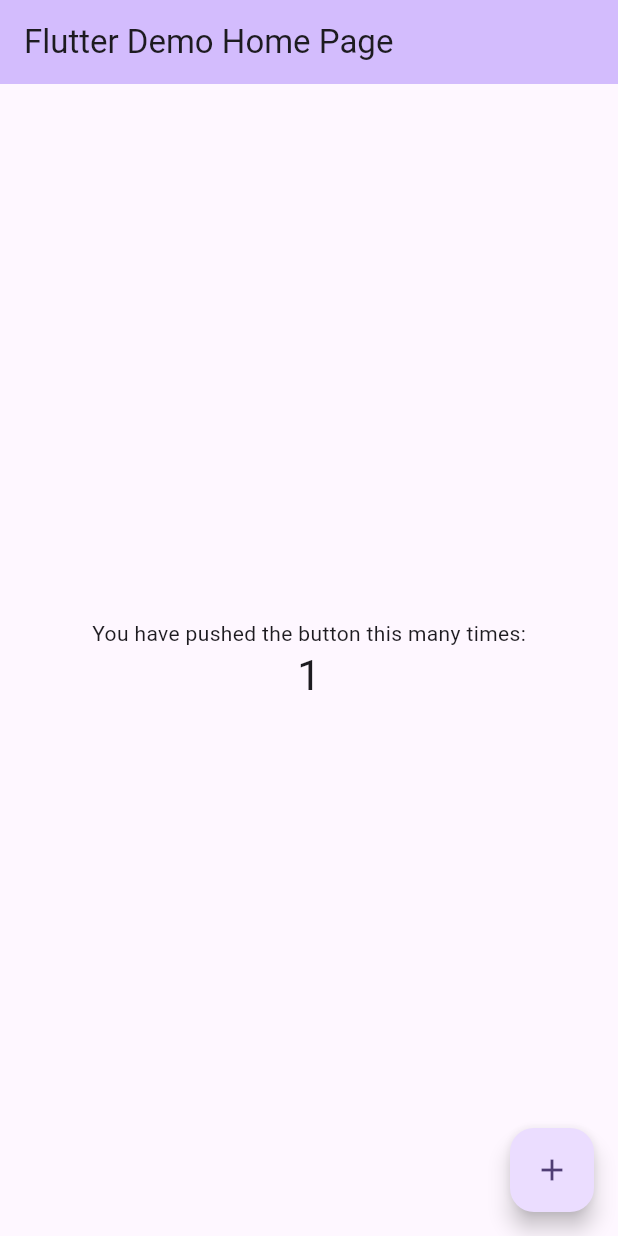
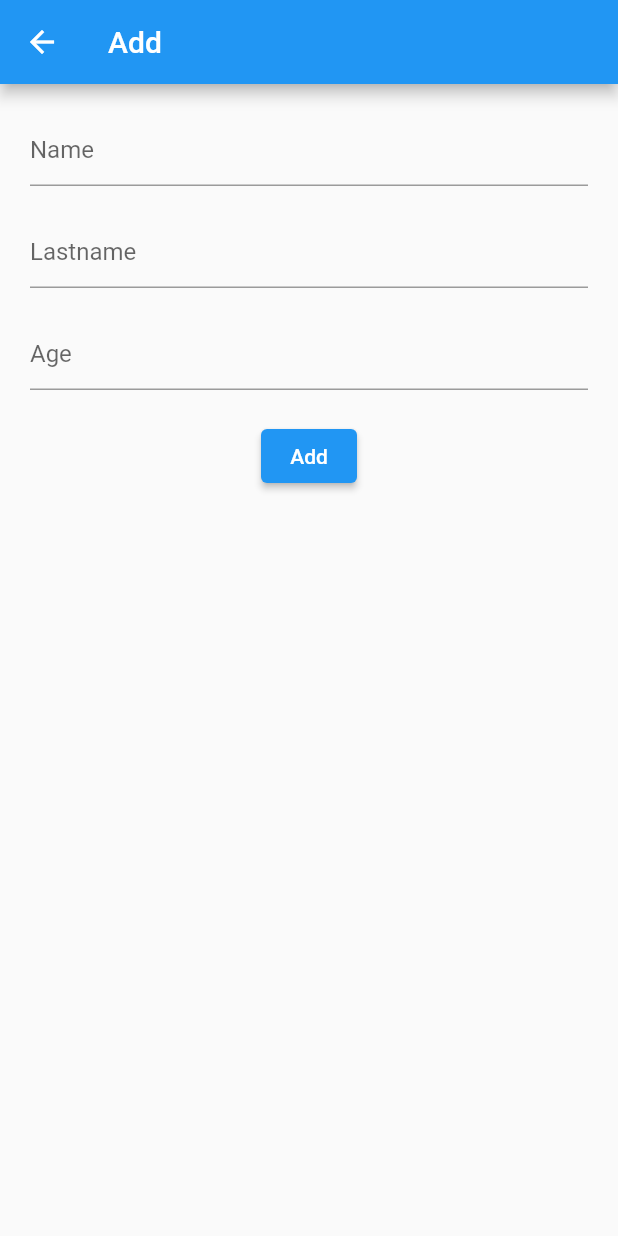
Before and after one commit to SayfiddinovJ/homeworks, a Flutter app: the screen it shows after launch, after a tap on the "add" icon, on a phone screen of 412 x 824 dp. Run offline on Flutter 3.47's test engine with Material 2 defaults, Android fonts, the phone set to English and light mode, and no system bars; our stand-ins replace flutter_bloc, sqflite; accounts and stored records are empty.

Commit message:
some changes

```diff
--- /dev/null
+++ b/lib/cubit/student_cubit.dart
@@ -0,0 +1,38 @@
+import 'package:flutter_bloc/flutter_bloc.dart';
+import 'package:homeworks/cubit/student_state.dart';
+import 'package:sqlflite_package/model.dart';
+import 'package:sqlflite_package/sqflite.dart';
+
+class StudentCubit extends Cubit<StudentState> {
+  StudentCubit() : super(InitialState()) {
+    get();
+  }
+
+  Future<void> add(String name, String lastname, String age) async {
+    emit(LoadingState());
+    StudentModel studentModel = await LocalDatabase.insertStudent(
+        StudentModel(name: name, lastname: lastname, age: age));
+    emit(AddSuccessState(studentModel: studentModel));
+  }
+
+  Future<void> update(int id, String name, String lastname, String age) async {
+    emit(LoadingState());
+    await LocalDatabase.updateStudent(
+        id: id,
+        studentModel: StudentModel(name: name, lastname: lastname, age: age));
+    emit(UpdateSuccessState());
+  }
+
+  Future<void> get() async {
+    emit(LoadingState());
+    List<StudentModel> studentModel = await LocalDatabase.getAllStudents();
+    emit(GetState(studentModel: studentModel));
+  }
+
+  Future<void> delete(int id) async {
+    emit(LoadingState());
+    await LocalDatabase.deleteStudent(id);
+    get();
+    emit(DeleteState());
+  }
+}
--- /dev/null
+++ b/lib/cubit/student_state.dart
@@ -0,0 +1,25 @@
+import 'package:sqlflite_package/model.dart';
+
+class StudentState {}
+
+class InitialState extends StudentState {}
+
+class LoadingState extends StudentState {}
+
+class GetState extends StudentState {
+  List<StudentModel> studentModel = [];
+
+  GetState({required this.studentModel});
+}
+
+class DeleteState extends StudentState {}
+
+class UpdateSuccessState extends StudentState {}
+
+class AddSuccessState extends StudentState {
+  StudentModel studentModel;
+
+  AddSuccessState({required this.studentModel});
+}
+
+class ErrorState extends StudentState {}
--- a/lib/main.dart
+++ b/lib/main.dart
@@ -1,125 +1,35 @@
 import 'package:flutter/material.dart';
+import 'package:flutter_bloc/flutter_bloc.dart';
+import 'package:homeworks/cubit/student_cubit.dart';
+import 'package:homeworks/ui/home_screen.dart';
 
 void main() {
-  runApp(const MyApp());
+  WidgetsFlutterBinding.ensureInitialized();
+  runApp(const App());
+}
+
+class App extends StatelessWidget {
+  const App({super.key});
+
+  @override
+  Widget build(BuildContext context) {
+    return MultiBlocProvider(
+      providers: [
+        BlocProvider(create: (context) => StudentCubit()),
+      ],
+      child: const MyApp(),
+    );
+  }
 }
 
 class MyApp extends StatelessWidget {
   const MyApp({super.key});
 
-  // This widget is the root of your application.
   @override
   Widget build(BuildContext context) {
-    return MaterialApp(
-      title: 'Flutter Demo',
-      theme: ThemeData(
-        // This is the theme of your application.
-        //
-        // TRY THIS: Try running your application with "flutter run". You'll see
-        // the application has a blue toolbar. Then, without quitting the app,
-        // try changing the seedColor in the colorScheme below to Colors.green
-        // and then invoke "hot reload" (save your changes or press the "hot
-        // reload" button in a Flutter-supported IDE, or press "r" if you used
-        // the command line to start the app).
-        //
-        // Notice that the counter didn't reset back to zero; the application
-        // state is not lost during the reload. To reset the state, use hot
-        // restart instead.
-        //
-        // This works for code too, not just values: Most code changes can be
-        // tested with just a hot reload.
-        colorScheme: ColorScheme.fromSeed(seedColor: Colors.deepPurple),
-        useMaterial3: true,
-      ),
-      home: const MyHomePage(title: 'Flutter Demo Home Page'),
+    return const MaterialApp(
+      debugShowCheckedModeBanner: false,
+      home: HomeScreen(),
     );
   }
 }
-
-class MyHomePage extends StatefulWidget {
-  const MyHomePage({super.key, required this.title});
-
-  // This widget is the home page of your application. It is stateful, meaning
-  // that it has a State object (defined below) that contains fields that affect
-  // how it looks.
-
-  // This class is the configuration for the state. It holds the values (in this
-  // case the title) provided by the parent (in this case the App widget) and
-  // used by the build method of the State. Fields in a Widget subclass are
-  // always marked "final".
-
-  final String title;
-
-  @override
-  State<MyHomePage> createState() => _MyHomePageState();
-}
-
-class _MyHomePageState extends State<MyHomePage> {
-  int _counter = 0;
-
-  void _incrementCounter() {
-    setState(() {
-      // This call to setState tells the Flutter framework that something has
-      // changed in this State, which causes it to rerun the build method below
-      // so that the display can reflect the updated values. If we changed
-      // _counter without calling setState(), then the build method would not be
-      // called again, and so nothing would appear to happen.
-      _counter++;
-    });
-  }
-
-  @override
-  Widget build(BuildContext context) {
-    // This method is rerun every time setState is called, for instance as done
-    // by the _incrementCounter method above.
-    //
-    // The Flutter framework has been optimized to make rerunning build methods
-    // fast, so that you can just rebuild anything that needs updating rather
-    // than having to individually change instances of widgets.
-    return Scaffold(
-      appBar: AppBar(
-        // TRY THIS: Try changing the color here to a specific color (to
-        // Colors.amber, perhaps?) and trigger a hot reload to see the AppBar
-        // change color while the other colors stay the same.
-        backgroundColor: Theme.of(context).colorScheme.inversePrimary,
-        // Here we take the value from the MyHomePage object that was created by
-        // the App.build method, and use it to set our appbar title.
-        title: Text(widget.title),
-      ),
-      body: Center(
-        // Center is a layout widget. It takes a single child and positions it
-        // in the middle of the parent.
-        child: Column(
-          // Column is also a layout widget. It takes a list of children and
-          // arranges them vertically. By default, it sizes itself to fit its
-          // children horizontally, and tries to be as tall as its parent.
-          //
-          // Column has various properties to control how it sizes itself and
-          // how it positions its children. Here we use mainAxisAlignment to
-          // center the children vertically; the main axis here is the vertical
-          // axis because Columns are vertical (the cross axis would be
-          // horizontal).
-          //
-          // TRY THIS: Invoke "debug painting" (choose the "Toggle Debug Paint"
-          // action in the IDE, or press "p" in the console), to see the
-          // wireframe for each widget.
-          mainAxisAlignment: MainAxisAlignment.center,
-          children: <Widget>[
-            const Text(
-              'You have pushed the button this many times:',
-            ),
-            Text(
-              '$_counter',
-              style: Theme.of(context).textTheme.headlineMedium,
-            ),
-          ],
-        ),
-      ),
-      floatingActionButton: FloatingActionButton(
-        onPressed: _incrementCounter,
-        tooltip: 'Increment',
-        child: const Icon(Icons.add),
-      ), // This trailing comma makes auto-formatting nicer for build methods.
-    );
-  }
-}
--- /dev/null
+++ b/lib/ui/add_screen.dart
@@ -0,0 +1,72 @@
+import 'package:flutter/material.dart';
+import 'package:flutter_bloc/flutter_bloc.dart';
+import 'package:homeworks/cubit/student_cubit.dart';
+import 'package:homeworks/cubit/student_state.dart';
+
+class AddScreen extends StatelessWidget {
+  const AddScreen({super.key});
+
+  @override
+  Widget build(BuildContext context) {
+    TextEditingController nameController = TextEditingController();
+    TextEditingController lastnameController = TextEditingController();
+    TextEditingController ageController = TextEditingController();
+    return Scaffold(
+      appBar: AppBar(title: const Text('Add')),
+      body: BlocConsumer<StudentCubit, StudentState>(
+        builder: (context, state) {
+          return SingleChildScrollView(
+            padding: const EdgeInsets.all(20),
+            child: Column(
+              children: [
+                TextField(
+                  controller: nameController,
+                  decoration: const InputDecoration(hintText: 'Name'),
+                ),
+                const SizedBox(height: 20),
+                TextField(
+                  controller: lastnameController,
+                  decoration: const InputDecoration(hintText: 'Lastname'),
+                ),
+                const SizedBox(height: 20),
+                TextField(
+                  controller: ageController,
+                  keyboardType: TextInputType.number,
+                  decoration: const InputDecoration(hintText: 'Age'),
+                ),
+                const SizedBox(height: 20),
+                ElevatedButton(
+                  onPressed: () {
+                    if (nameController.text.isNotEmpty &&
+                        lastnameController.text.isNotEmpty &&
+                        ageController.text.isNotEmpty) {
+                      context.read<StudentCubit>().add(nameController.text,
+                          lastnameController.text, ageController.text);
+                    } else {
+                      ScaffoldMessenger.of(context).showSnackBar(
+                        const SnackBar(
+                          content: Text('Fields are not filled'),
+                        ),
+                      );
+                    }
+                  },
+                  child: const Text('Add'),
+                ),
+              ],
+            ),
+          );
+        },
+        listener: (context, state) {
+          if (state is AddSuccessState) {
+            debugPrint('listener pop');
+            context.read<StudentCubit>().get();
+            Navigator.pop(context);
+          }
+          if (state is LoadingState) {
+            const Center(child: CircularProgressIndicator());
+          }
+        },
+      ),
+    );
+  }
+}
--- /dev/null
+++ b/lib/ui/home_screen.dart
@@ -0,0 +1,79 @@
+import 'package:flutter/material.dart';
+import 'package:flutter_bloc/flutter_bloc.dart';
+import 'package:homeworks/cubit/student_cubit.dart';
+import 'package:homeworks/cubit/student_state.dart';
+import 'package:homeworks/ui/add_screen.dart';
+import 'package:sqlflite_package/model.dart';
+
+class HomeScreen extends StatelessWidget {
+  const HomeScreen({super.key});
+
+  @override
+  Widget build(BuildContext context) {
+    return Scaffold(
+      appBar: AppBar(title: const Text('Students')),
+      body: BlocBuilder<StudentCubit, StudentState>(
+        builder: (context, state) {
+          if (state is LoadingState) {
+            return const Center(child: CircularProgressIndicator());
+          }
+          if (state is GetState) {
+            return state.studentModel.isEmpty
+                ? const Center(child: Text('You have no students yet'))
+                : ListView(
+                  physics: const BouncingScrollPhysics(),
+                    children: [
+                      ...List.generate(
+                        state.studentModel.length,
+                        (index) {
+                          StudentModel student = state.studentModel[index];
+                          return  ListTile(
+                            title: Text('${student.name} ${student.lastname}'),
+                            subtitle: Text(student.age),
+                            trailing: IconButton(
+                                onPressed: () {
+                                  showDialog(
+                                    context: context,
+                                    builder: (context) => AlertDialog(
+                                      content:
+                                          const Text('Are you sure to delete'),
+                                      actions: [
+                                        TextButton(
+                                          onPressed: () {
+                                            Navigator.pop(context);
+                                          },
+                                          child: const Text('No'),
+                                        ),
+                                        TextButton(
+                                          onPressed: () {
+                                            Navigator.pop(context);
+                                            context
+                                                .read<StudentCubit>()
+                                                .delete(student.id!);
+                                          },
+                                          child: const Text('Yes'),
+                                        ),
+                                      ],
+                                    ),
+                                  );
+                                },
+                                icon: const Icon(Icons.delete),),
+                          );
+                        },
+                      )
+                    ],
+                  );
+          }
+          return const SizedBox();
+        },
+      ),
+      floatingActionButton: FloatingActionButton(
+        onPressed: () {
+          Navigator.push(context,
+              MaterialPageRoute(builder: (context) => const AddScreen()));
+        },
+        child: const Icon(Icons.add),
+      ),
+    );
+  }
+}
--- /dev/null
+++ b/packages/sqlflite_package/lib/model.dart
@@ -0,0 +1,64 @@
+class StudentModelFields {
+  static const String id = "_id";
+  static const String name = "name";
+  static const String lastname = "lastname";
+  static const String age = "age";
+
+  static const String dbTable = "students";
+
+}
+
+class StudentModel {
+  int? id;
+  final String name;
+  final String lastname;
+  final String age;
+
+  StudentModel({
+    this.id,
+    required this.name,
+    required this.lastname,
+    required this.age,
+  });
+
+  StudentModel copyWith({
+    String? name,
+    String? lastname,
+    String? age,
+    int? id,
+  }) {
+    return StudentModel(
+      lastname: lastname ?? this.lastname,
+      name: name ?? this.name,
+      age: age ?? this.age,
+      id: id ?? this.id,
+    );
+  }
+
+  factory StudentModel.fromJson(Map<String, dynamic> json) {
+    return StudentModel(
+      lastname: json[StudentModelFields.lastname] ?? "",
+      name: json[StudentModelFields.name] ?? "",
+      age: json[StudentModelFields.age] ?? "",
+      id: json[StudentModelFields.id] ?? 0,
+    );
+  }
+
+  Map<String, dynamic> toJson() {
+    return {
+      StudentModelFields.lastname: lastname,
+      StudentModelFields.name: name,
+      StudentModelFields.age: age,
+    };
+  }
+
+  @override
+  String toString() {
+    return '''
+      lastname: $lastname
+      name: $name
+      age: $age
+      id: $id,
+    ''';
+  }
+}
--- /dev/null
+++ b/packages/sqlflite_package/lib/sqflite.dart
@@ -0,0 +1,93 @@
+import 'package:path/path.dart';
+import 'package:sqflite/sqflite.dart';
+import 'model.dart';
+
+class LocalDatabase {
+  static final LocalDatabase getInstance = LocalDatabase._init();
+  static String dataPath = '';
+  LocalDatabase._init();
+
+  factory LocalDatabase() {
+    return getInstance;
+  }
+
+  static Database? _database;
+
+  Future<Database> get database async {
+    if (_database != null) {
+      return _database!;
+    } else {
+      _database = await _initDB("students.db");
+      return _database!;
+    }
+  }
+
+  Future<Database> _initDB(String dbName) async {
+    final dbPath = await getDatabasesPath();
+    final path = join(dbPath, dbName);
+    dataPath = path;
+    return await openDatabase(path, version: 1, onCreate: _createDB);
+  }
+
+  Future _createDB(Database db, int version) async {
+    const idType = "INTEGER PRIMARY KEY AUTOINCREMENT";
+    const textType = "TEXT NOT NULL";
+
+    await db.execute('''
+    CREATE TABLE ${StudentModelFields.dbTable} (
+    ${StudentModelFields.id} $idType,
+    ${StudentModelFields.name} $textType,
+    ${StudentModelFields.lastname} $textType,
+    ${StudentModelFields.age} $textType
+    )
+    ''');
+  }
+
+  static Future<StudentModel> insertStudent(StudentModel studentModel) async {
+    final db = await getInstance.database;
+    final int id = await db.insert(StudentModelFields.dbTable, studentModel.toJson());
+    return studentModel.copyWith(id: id);
+  }
+
+  static Future<List<StudentModel>> getAllStudents() async {
+    List<StudentModel> allMessages = [];
+    final db = await getInstance.database;
+    allMessages = (await db.query(StudentModelFields.dbTable))
+        .map((e) => StudentModel.fromJson(e))
+        .toList();
+
+    return allMessages;
+  }
+
+  static updateStudent({required int id, required StudentModel studentModel}) async {
+    final db = await getInstance.database;
+    db.update(
+      StudentModelFields.name,
+      {StudentModelFields.name: studentModel.name},
+      where: "${StudentModelFields.id} = ?",
+      whereArgs: [id],
+    );
+    db.update(
+      StudentModelFields.lastname,
+      {StudentModelFields.lastname: studentModel.lastname},
+      where: "${StudentModelFields.id} = ?",
+      whereArgs: [id],
+    );
+    db.update(
+      StudentModelFields.age,
+      {StudentModelFields.age: studentModel.age},
+      where: "${StudentModelFields.id} = ?",
+      whereArgs: [id],
+    );
+    print('Updated');
+  }
+
+  static deleteStudent(int id) async {
+    final db = await getInstance.database;
+    db.delete(
+      StudentModelFields.dbTable,
+      where: "${StudentModelFields.id} = ?",
+      whereArgs: [id],
+    );
+  }
+}
```
Also changed, not shown: lib/ui/update_screen.dart (added, +15 -0 lines), packages/sqlflite_package/analysis_options.yaml (added, +30 -0 lines), packages/sqlflite_package/pubspec.yaml (added, +16 -0 lines), pubspec.yaml (+3 -50 lines), packages/sqlflite_package/lib/sqlflite_package.dart (added), packages/sqlflite_package/pubspec.lock (added), pubspec.lock, 65 other files.
